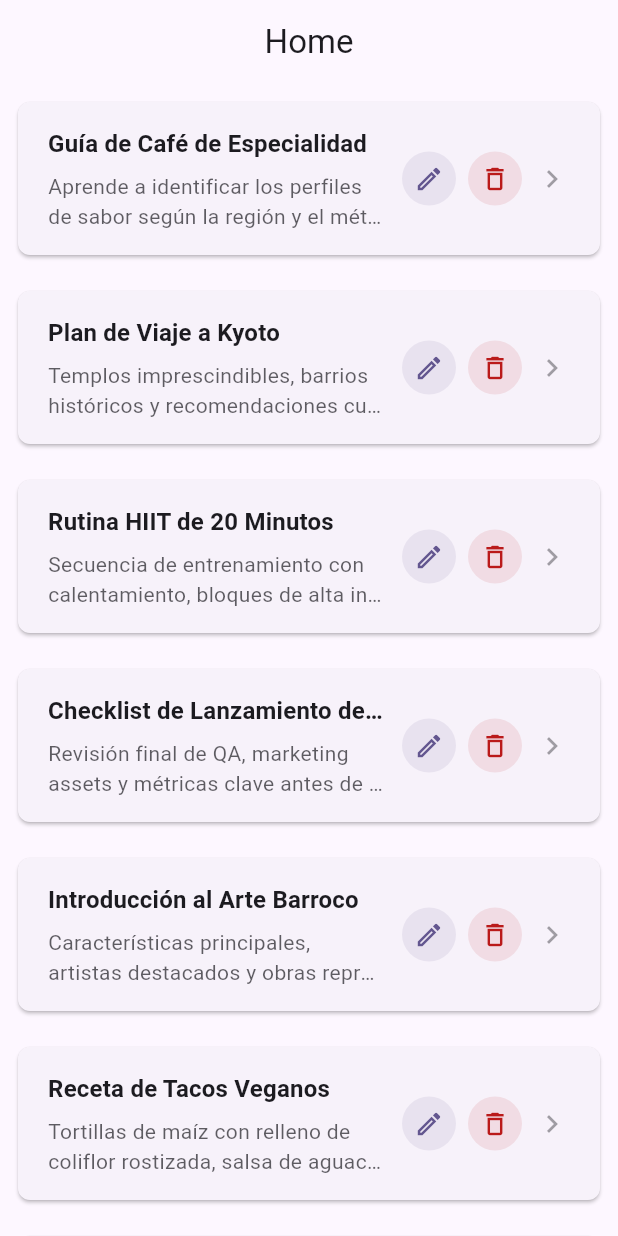
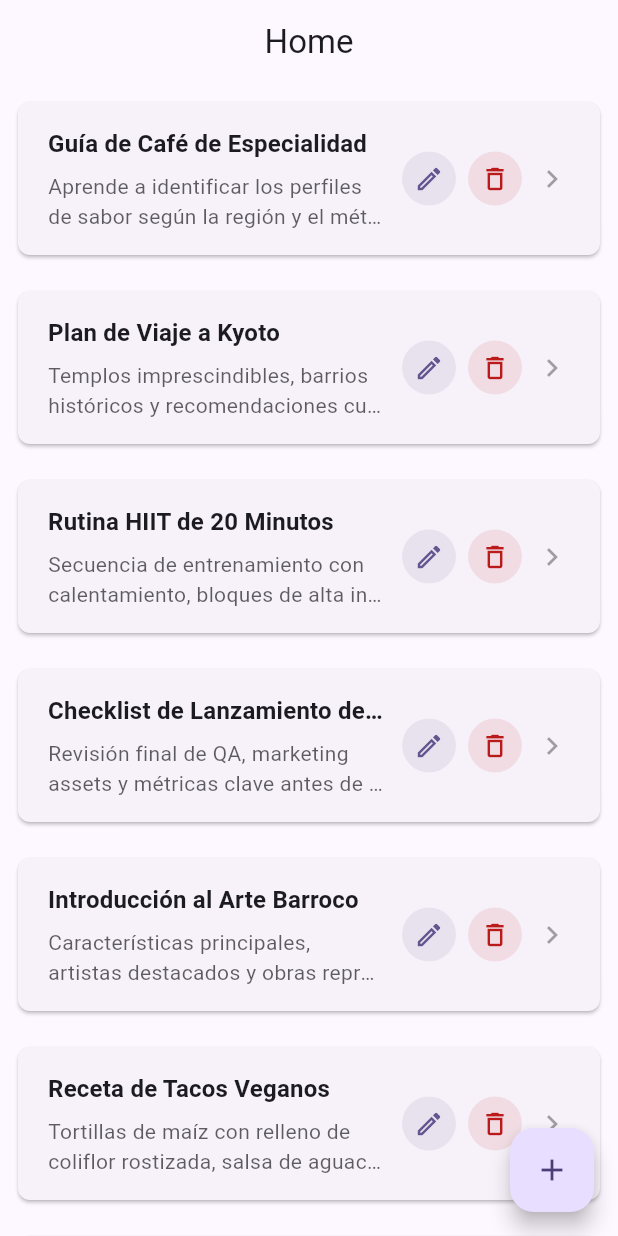
Before and after one commit to dotor-pragma/flutter-phase-one, a Flutter app: the screen it shows after launch, on a phone screen of 412 x 824 dp. Run offline on Flutter 3.47's test engine with Material 3 defaults, Android fonts, the light colour scheme and no system bars; our stand-ins replace go_router.

Commit message:
feat: add floating action button and bottom padding to home screen list

```diff
--- a/lib/presentation/screens/home_screen.dart
+++ b/lib/presentation/screens/home_screen.dart
@@ -14,6 +14,10 @@ class HomeScreen extends StatelessWidget {
   Widget build(BuildContext context) {
     return Scaffold(
       appBar: AppBar(title: const Text('Home')),
+      floatingActionButton: FloatingActionButton(
+        onPressed: () => context.pushNamed(FormScreen.routeName),
+        child: const Icon(Icons.add),
+      ),
       body: _HomeView(),
     );
   }
@@ -29,6 +33,7 @@ class _HomeView extends StatelessWidget {
       padding: const EdgeInsets.symmetric(horizontal: 8.0),
       child: ListView.builder(
         itemCount: cardsProvider.cardsList.length,
+        padding: const EdgeInsets.only(bottom: 120.0),
         itemBuilder: (context, index) {
           final card = cardsProvider.cardsList[index];
           return CustomInfoCard(
```
